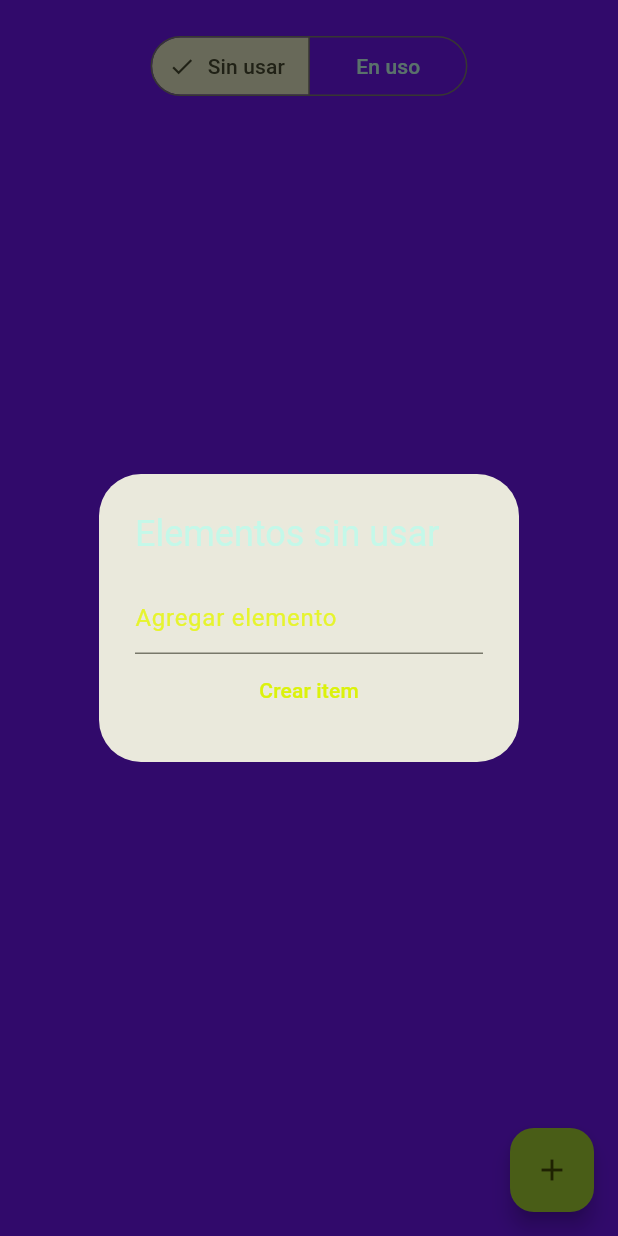
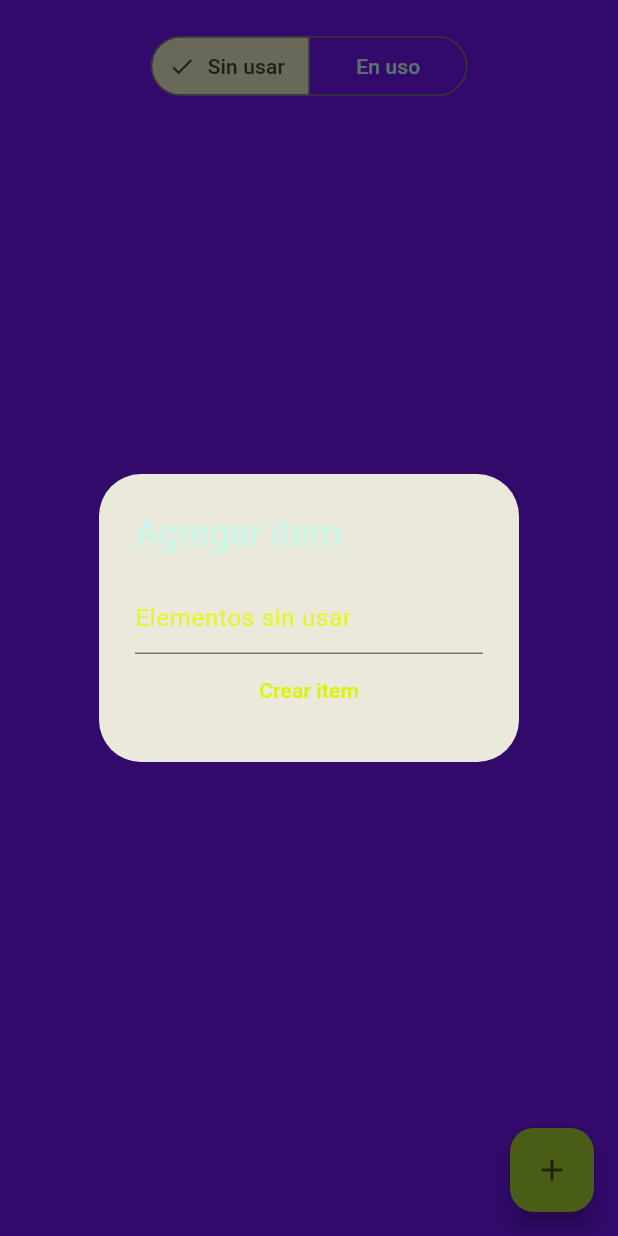
Before and after one commit to navirobayo/mi_terra_app, a Flutter app: the InventoryScreen screen opened directly, after a tap on the "add" icon, on a phone screen of 412 x 824 dp. Run offline on Flutter 3.47's test engine with Material 2 defaults, Android fonts, the phone set to English and light mode, and no system bars; our stand-ins replace cloud_firestore, connectivity_plus, firebase_auth, firebase_core, get; accounts and stored records are empty; generated files the repository leaves out were written again.

Commit message:
Strings update

```diff
--- a/mi_terra_app/lib/src/front_end/inventory_screen/inventory_screen.dart
+++ b/mi_terra_app/lib/src/front_end/inventory_screen/inventory_screen.dart
@@ -23,7 +23,7 @@ class _InventoryScreenState extends State<InventoryScreen> {
         context: context,
         builder: (BuildContext context) {
           return AlertDialog(
-            title: const Text("Elementos sin usar"),
+            title: const Text("Agregar item"),
             content: SingleChildScrollView(
               child: Form(
                   key: formKey,
@@ -31,7 +31,7 @@ class _InventoryScreenState extends State<InventoryScreen> {
                     children: [
                       TextFormField(
                         decoration: const InputDecoration(
-                          hintText: "Agregar elemento",
+                          hintText: "Elementos sin usar",
                         ),
                         controller: inventoryController.itemName,
                       ),
@@ -57,13 +57,13 @@ class _InventoryScreenState extends State<InventoryScreen> {
       context: context,
       builder: (BuildContext context) {
         return AlertDialog(
-          title: const Text("Ubicación del elemento"),
+          title: const Text("Elemento en uso"),
           content: SingleChildScrollView(
             child: Column(
               children: [
                 TextFormField(
                   decoration: const InputDecoration(
-                    hintText: "¿Donde esás utilizando",
+                    hintText: "¿Donde lo/la estás utilizando?",
                   ),
                   controller: locationController,
                 ),
```
